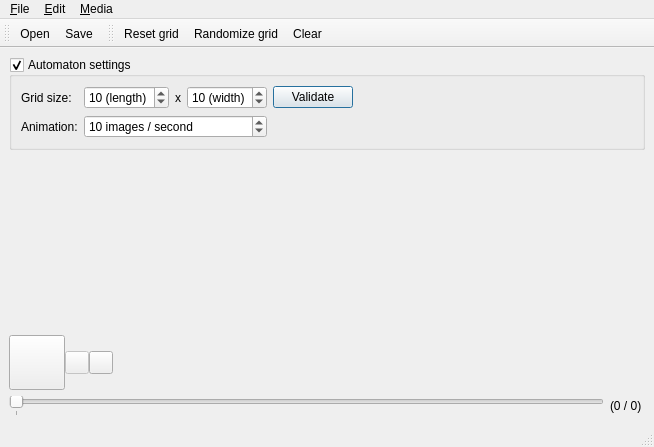
Before: the Qt Designer form src/qtui/MainWindow.ui in remileduc/QMaton, drawn with Qt 5.
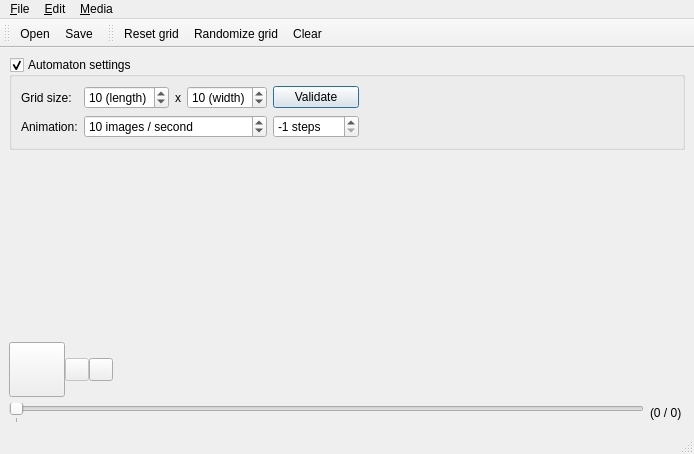
After: the same form once the commit is applied. Icons and pictures are not drawn. Custom widgets are drawn as their Qt base class.

Commit message: QtUI: set number of steps to run

Diff of the .ui file:
```diff
--- a/src/qtui/MainWindow.ui
+++ b/src/qtui/MainWindow.ui
@@ -6,8 +6,8 @@
    <rect>
     <x>0</x>
     <y>0</y>
-    <width>654</width>
-    <height>447</height>
+    <width>694</width>
+    <height>454</height>
    </rect>
   </property>
   <property name="windowTitle">
@@ -153,6 +153,25 @@
             </property>
            </widget>
           </item>
+          <item row="1" column="4">
+           <widget class="QSpinBox" name="spNbSteps">
+            <property name="toolTip">
+             <string>Numbers of steps to run. If -1, will run until stopped.</string>
+            </property>
+            <property name="suffix">
+             <string> steps</string>
+            </property>
+            <property name="minimum">
+             <number>-1</number>
+            </property>
+            <property name="maximum">
+             <number>1000</number>
+            </property>
+            <property name="value">
+             <number>-1</number>
+            </property>
+           </widget>
+          </item>
          </layout>
         </widget>
        </item>
@@ -252,7 +271,7 @@
     <rect>
      <x>0</x>
      <y>0</y>
-     <width>654</width>
+     <width>694</width>
      <height>38</height>
     </rect>
    </property>
```
The commit also changes 2 other files.
